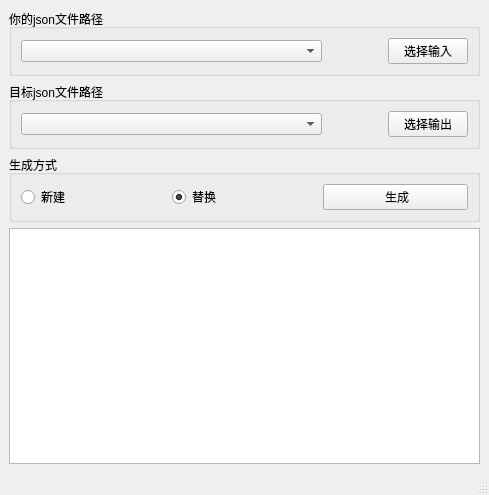
This is mainwindow.ui in nania12138/VIAGenerator as Qt 5 draws it before an edit. The edited form follows.
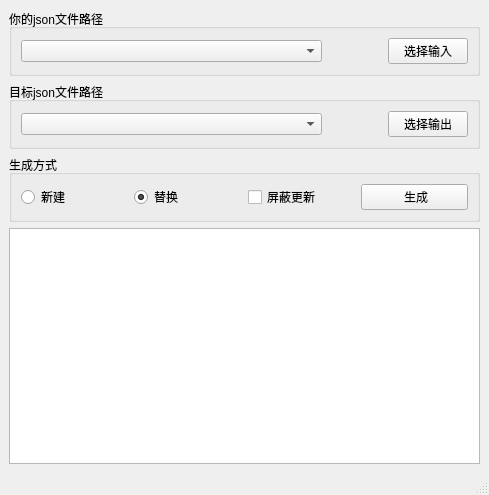
This is the edited form.

Diff of the .ui file:
```diff
--- a/mainwindow.ui
+++ b/mainwindow.ui
@@ -115,6 +115,16 @@
          </property>
         </widget>
        </item>
+       <item>
+        <widget class="QCheckBox" name="checkBox">
+         <property name="toolTip">
+          <string>修改caniusevia.com至127.0.0.1,会使via官网无法访问</string>
+         </property>
+         <property name="text">
+          <string>屏蔽更新</string>
+         </property>
+        </widget>
+       </item>
        <item>
         <widget class="QPushButton" name="pushButton_3">
          <property name="text">
```
